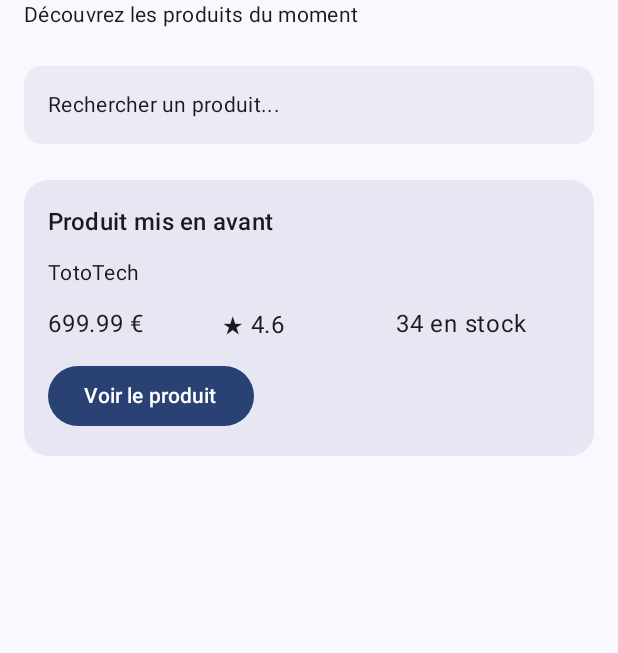
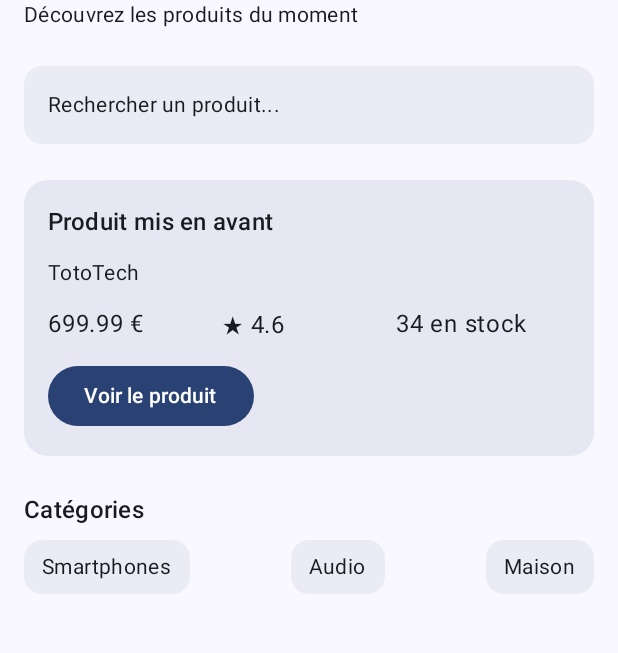
Before and after one commit to Ju-HQP/ProductExplorerTP2, an Android app built with Jetpack Compose: the screen it shows after launch (MainActivity), on a phone screen of 412 x 824 dp, the part 78-731 px from its top. Run offline under Robolectric (Android 15) with nearby library versions, the phone set to English and light mode, and no system bars.

Commit message:
ajout section catégorie, et visualisation page d'accueil

```diff
--- a/app/src/main/java/com/example/productexplorer/MainActivity.kt
+++ b/app/src/main/java/com/example/productexplorer/MainActivity.kt
@@ -78,6 +78,8 @@ class MainActivity : ComponentActivity() {
                 product = featuredProduct,
                 onClick = onFeaturedProductClick
             )
+            Spacer(modifier = Modifier.height(24.dp))
+            CategoriesSection()
             Spacer(modifier = Modifier.height(24.dp))
         }
     }
@@ -193,6 +195,27 @@ class MainActivity : ComponentActivity() {
                 modifier = Modifier.padding(horizontal = 12.dp, vertical = 8.dp),
                 style = MaterialTheme.typography.bodyMedium
             )
+        }
+    }
+
+    // Section catégorie dans la page d'accueil
+    @Composable
+    fun CategoriesSection(
+        modifier: Modifier = Modifier
+    ) {
+        Column(modifier = modifier) {
+            Text(
+                text = "Catégories",
+                style = MaterialTheme.typography.titleMedium
+            )
+            Spacer(modifier = Modifier.height(8.dp))
+            Row {
+                CategoryChip(label = "Smartphones")
+                Spacer(modifier = Modifier.weight(1f))
+                CategoryChip(label = "Audio")
+                Spacer(modifier = Modifier.weight(1f))
+                CategoryChip(label = "Maison")
+            }
         }
     }
 
```
